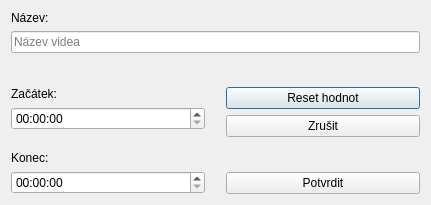
This is edit_video.ui in RxiPland/y2mate_desktop as Qt 5 draws it before an edit. The edited form follows.
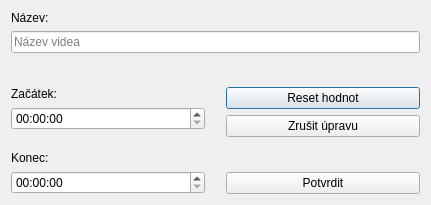
This is the edited form.

Diff of the .ui file:
```diff
--- a/edit_video.ui
+++ b/edit_video.ui
@@ -157,7 +157,7 @@
          <item>
           <widget class="QPushButton" name="pushButton">
            <property name="text">
-            <string>Zrušit</string>
+            <string>Zrušit úpravu</string>
            </property>
           </widget>
          </item>
```
Left out of the diff: 2 changed lines with no effect on the pictures.
